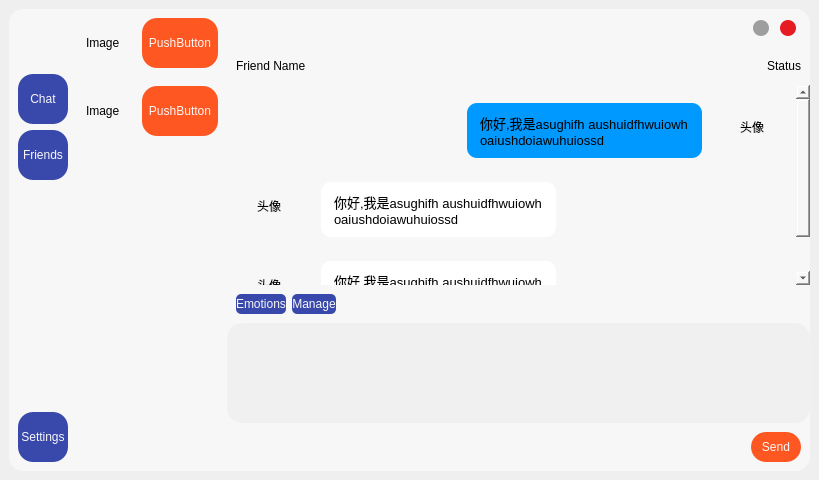
Qt form src/mainWindow/mainWindow.ui (Hcolda/QingLiaoChatClient) before a commit.
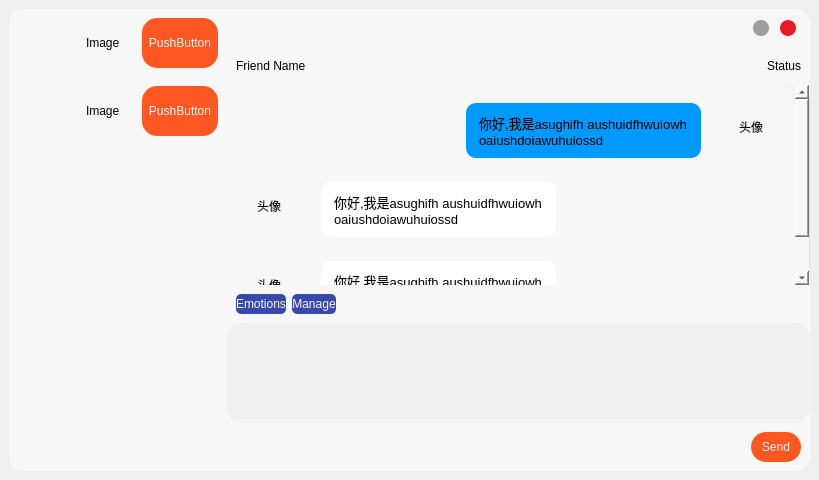
The same form after that commit. Icons and pictures are not drawn.

Diff of the .ui file:
```diff
--- a/src/mainWindow/mainWindow.ui
+++ b/src/mainWindow/mainWindow.ui
@@ -93,9 +93,8 @@
             </property>
             <property name="styleSheet">
              <string notr="true">QPushButton{
-	background:#3949ab;
-	border-radius:15px;
-	color:rgb(247,247,247);
+	background:rgb(247,247,247);
+	border-radius:8px;
 }
 
 QPushButton:hover{
@@ -107,7 +106,20 @@
 }</string>
             </property>
             <property name="text">
-             <string>Chat</string>
+             <string/>
+            </property>
+            <property name="icon">
+             <iconset resource="../../QingLiaoClient.qrc">
+              <normaloff>:/MainWindow/img/2.png</normaloff>:/MainWindow/img/2.png</iconset>
+            </property>
+            <property name="iconSize">
+             <size>
+              <width>30</width>
+              <height>30</height>
+             </size>
+            </property>
+            <property name="autoRepeat">
+             <bool>false</bool>
             </property>
            </widget>
           </item>
@@ -127,9 +139,8 @@
             </property>
             <property name="styleSheet">
              <string notr="true">QPushButton{
-	background:#3949ab;
-	border-radius:15px;
-	color:rgb(247,247,247);
+	background:rgb(247,247,247);
+	border-radius:8px;
 }
 
 QPushButton:hover{
@@ -141,7 +152,17 @@
 }</string>
             </property>
             <property name="text">
-             <string>Friends</string>
+             <string/>
+            </property>
+            <property name="icon">
+             <iconset resource="../../QingLiaoClient.qrc">
+              <normaloff>:/MainWindow/img/friend.png</normaloff>:/MainWindow/img/friend.png</iconset>
+            </property>
+            <property name="iconSize">
+             <size>
+              <width>30</width>
+              <height>30</height>
+             </size>
             </property>
            </widget>
           </item>
@@ -174,9 +195,8 @@
             </property>
             <property name="styleSheet">
              <string notr="true">QPushButton{
-	background:#3949ab;
-	border-radius:15px;
-	color:rgb(247,247,247);
+	background:rgb(247,247,247);
+	border-radius:8px;
 }
 
 QPushButton:hover{
@@ -188,7 +208,17 @@
 }</string>
             </property>
             <property name="text">
-             <string>Settings</string>
+             <string/>
+            </property>
+            <property name="icon">
+             <iconset resource="../../QingLiaoClient.qrc">
+              <normaloff>:/MainWindow/img/setting.png</normaloff>:/MainWindow/img/setting.png</iconset>
+            </property>
+            <property name="iconSize">
+             <size>
+              <width>30</width>
+              <height>30</height>
+             </size>
             </property>
            </widget>
           </item>
@@ -618,7 +648,47 @@
              <bool>false</bool>
             </property>
             <property name="styleSheet">
-             <string notr="true"/>
+             <string notr="true">QScrollArea{
+border: 0px solid;
+border-right-width: 1px;
+border-right-color: #dcdbdc;
+background-color: #f5f5f7;
+}
+QPushButton:hover{
+	background:#f0f0f0;
+}
+QScrollBar:vertical {
+border: none;
+background: #f5f5f7;
+width: 10px;
+margin: 0px 0 0px 0;
+}
+QScrollBar::handle:vertical {
+background: Gainsboro;
+min-height: 20px;
+border-radius: 5px;
+border: none;
+}
+QScrollBar::add-line:vertical {
+border: 0px solid grey;
+background: #32CC99;
+height: 0px;
+subcontrol-position: bottom;
+subcontrol-origin: margin;
+}
+QScrollBar::sub-line:vertical {
+border: 0px solid grey;
+background: #32CC99;
+height: 0px;
+subcontrol-position: top;
+subcontrol-origin: margin;
+}
+QScrollBar::add-page:vertical, QScrollBar::sub-page:vertical {
+background: none;
+width: 0px;
+height: 0px;
+}
+</string>
             </property>
             <property name="frameShape">
              <enum>QFrame::NoFrame</enum>
@@ -631,7 +701,7 @@
               <rect>
                <x>0</x>
                <y>0</y>
-               <width>566</width>
+               <width>572</width>
                <height>282</height>
               </rect>
              </property>
```
Left out of the diff: 14 changed lines with no effect on the pictures.
